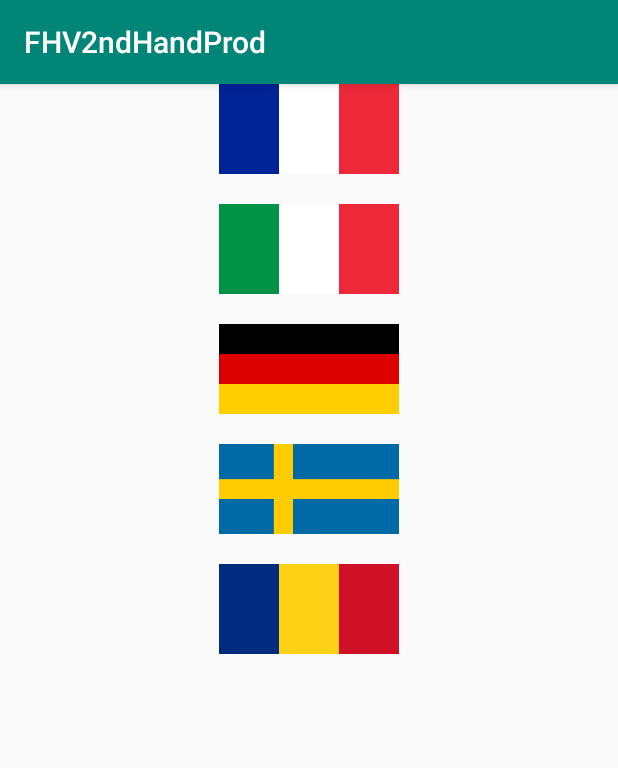
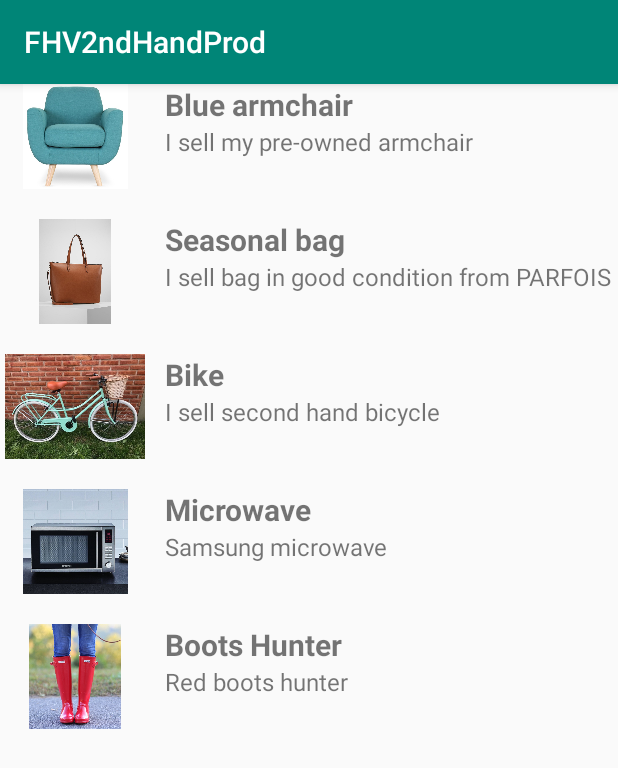
Before and after one commit to 16JunYS/FHV2ndHandProd, an Android app: the screen it shows after launch (MainActivity), on a phone screen of 412 x 824 dp. Shown: the top 768 px of the screen. Run offline under Robolectric (Android 15) with nearby library versions, the phone set to English and light mode, and no system bars.

Commit message:
Update Products list

```diff
--- a/app/src/main/java/com/example/fhv2ndhandprod/MainActivity.java
+++ b/app/src/main/java/com/example/fhv2ndhandprod/MainActivity.java
@@ -24,7 +24,7 @@ public class MainActivity extends AppCompatActivity {
 
         myRowItems = new ArrayList();
 
-        myListView = (ListView) findViewById(R.id.flagListView);
+        myListView = (ListView) findViewById(R.id.productListView);
 
         fillArrayList();
 
@@ -38,38 +38,38 @@ public class MainActivity extends AppCompatActivity {
 
 
         RowItem row_one = new RowItem();
-        row_one.setHeading("Flag of France");
-        row_one.setSubHeading("France");
-        row_one.setSmallImageName(R.drawable.small_france);
-        row_one.setBigImageName(R.drawable.big_france );
+        row_one.setHeading("Blue armchair");
+        row_one.setSubHeading("I sell my pre-owned armchair");
+        row_one.setSmallImageName(R.drawable.small_armchair);
+        row_one.setBigImageName(R.drawable.big_armchair );
         myRowItems.add(row_one);
 
         RowItem row_two = new RowItem();
-        row_two.setHeading("Flag of Italy");
-        row_two.setSubHeading("Italy");
-        row_two.setSmallImageName(R.drawable.small_italy);
-        row_two.setBigImageName(R.drawable.big_italy);
+        row_two.setHeading("Seasonal bag");
+        row_two.setSubHeading("I sell bag in good condition from PARFOIS");
+        row_two.setSmallImageName(R.drawable.small_bag);
+        row_two.setBigImageName(R.drawable.big_bag);
         myRowItems.add(row_two);
 
         RowItem row_three = new RowItem();
-        row_three.setHeading("Flag of Germany");
-        row_three.setSubHeading("Germany");
-        row_three.setSmallImageName(R.drawable.small_germany);
-        row_three.setBigImageName( R.drawable.big_germany);
+        row_three.setHeading("Bike");
+        row_three.setSubHeading("I sell second hand bicycle");
+        row_three.setSmallImageName(R.drawable.small_bike);
+        row_three.setBigImageName( R.drawable.big_bike);
         myRowItems.add(row_three);
 
         RowItem row_four = new RowItem();
-        row_four.setHeading("Flag of Sweden");
-        row_four.setSubHeading("Sweden");
-        row_four.setSmallImageName(R.drawable.small_sweden);
-        row_four.setBigImageName( R.drawable.big_sweden);
+        row_four.setHeading("Microwave");
+        row_four.setSubHeading("Samsung microwave");
+        row_four.setSmallImageName(R.drawable.small_microwave);
+        row_four.setBigImageName( R.drawable.big_microwave);
         myRowItems.add(row_four);
 
         RowItem row_five = new RowItem();
-        row_five.setHeading("Flag of Romania");
-        row_five.setSubHeading("Romania");
-        row_five.setSmallImageName(R.drawable.small_romania);
-        row_five.setBigImageName( R.drawable.big_romania );
+        row_five.setHeading("Boots Hunter");
+        row_five.setSubHeading("Red boots hunter");
+        row_five.setSmallImageName(R.drawable.small_boots);
+        row_five.setBigImageName( R.drawable.big_boots );
         myRowItems.add(row_five);
 
         Toast.makeText(MainActivity.this, "Size:"+myRowItems.size(), Toast.LENGTH_SHORT).show();
--- a/app/src/main/res/layout/activity_main.xml
+++ b/app/src/main/res/layout/activity_main.xml
@@ -8,7 +8,7 @@
 
 
     <ListView
-        android:id="@+id/flagListView"
+        android:id="@+id/productListView"
         android:layout_width="match_parent"
         android:layout_height="match_parent"
         android:divider="#00000000"
--- a/app/src/main/res/layout/list_view_row.xml
+++ b/app/src/main/res/layout/list_view_row.xml
@@ -8,30 +8,29 @@
 
     <ImageView
         android:id="@+id/imageView"
-        android:layout_width="wrap_content"
-        android:layout_height="60dp"
-        android:layout_alignParentLeft="true"
+        android:layout_width="100dp"
+        android:layout_height="70dp"
         app:srcCompat="@mipmap/ic_launcher" />
 
     <LinearLayout
         android:layout_width="match_parent"
-        android:layout_height="match_parent"
-        android:orientation="vertical">
+        android:layout_height="wrap_content"
+        android:orientation="vertical"
+        android:layout_marginLeft="10dp">
 
         <TextView
             android:id="@+id/textHeading"
             android:layout_width="wrap_content"
             android:layout_height="wrap_content"
-            android:layout_alignParentLeft="true"
             android:text="TextView"
-            android:textSize="18sp"
+            android:textSize="20dp"
             android:textStyle="bold" />
 
         <TextView
             android:id="@+id/textSubHeading"
             android:layout_width="match_parent"
             android:layout_height="wrap_content"
-            android:layout_alignParentLeft="true"
+            android:textSize="16dp"
             android:text="TextView" />
     </LinearLayout>
 </LinearLayout>
```
Also changed, not shown: app/src/main/res/drawable/big_armchair.jpg (added), app/src/main/res/drawable/big_bag.jpg (added), app/src/main/res/drawable/big_bike.jpg (added), app/src/main/res/drawable/big_boots.jpg (added), app/src/main/res/drawable/big_microwave.jpg (added), app/src/main/res/drawable/small_armchair.jpg (added), app/src/main/res/drawable/small_bag.jpg (added), app/src/main/res/drawable/small_bike.jpg (added), app/src/main/res/drawable/small_boots.jpg (added), app/src/main/res/drawable/small_microwave.jpg (added).
